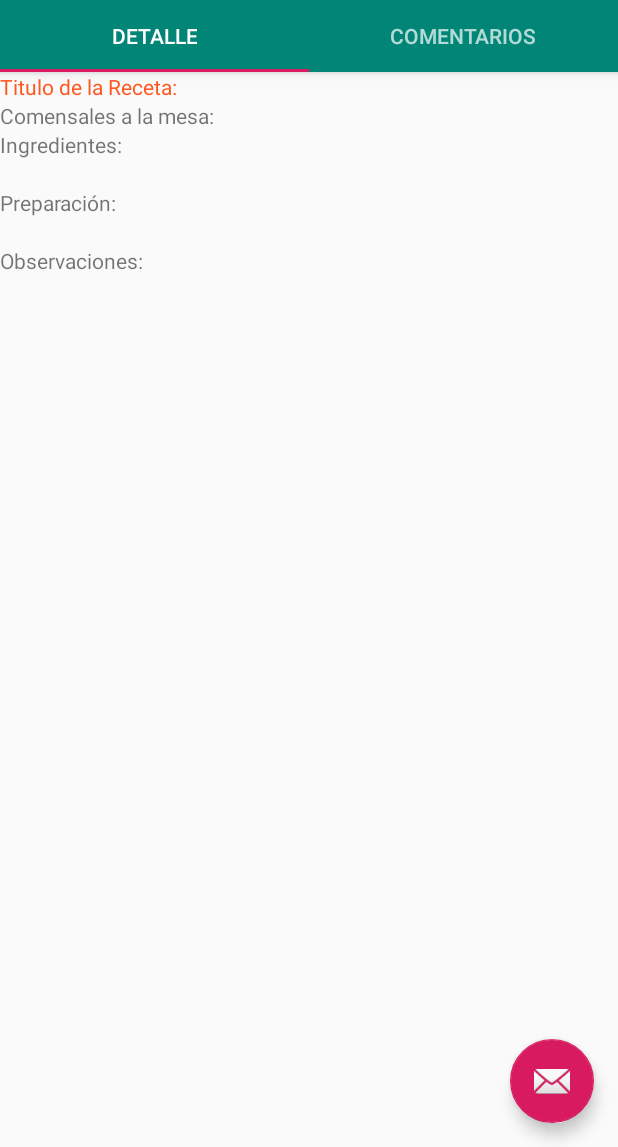
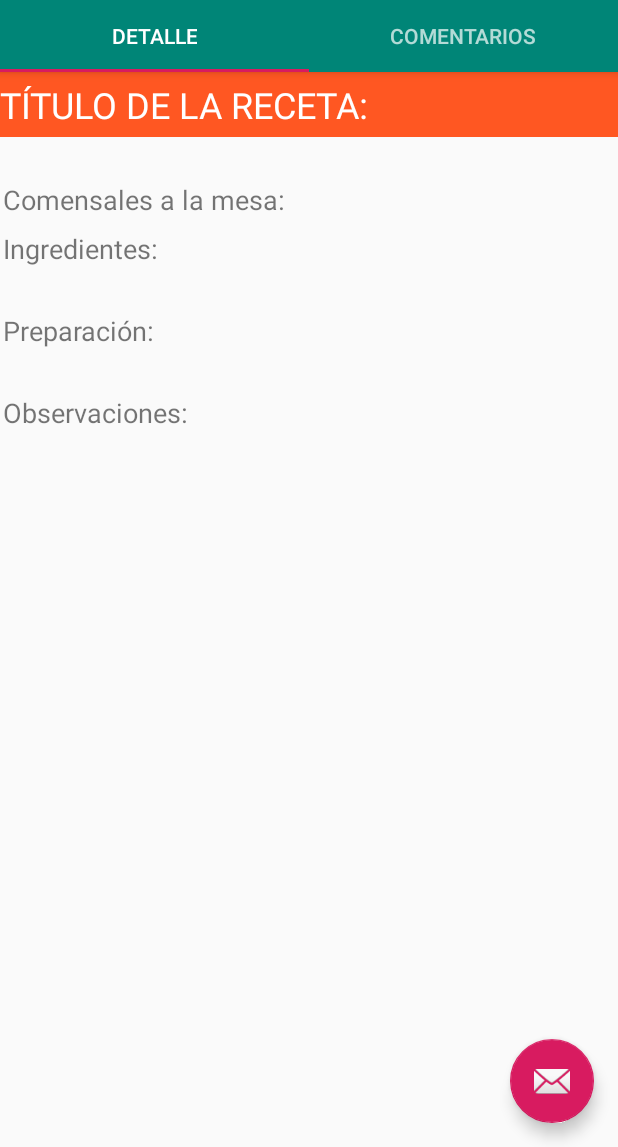
Before and after one commit to Plooph/SiChef, an Android app: the DetailActivity screen opened directly, with no data from a screen before it, on a phone screen of 412 x 824 dp, the part 89-1236 px from its top. Run offline under Robolectric (Android 15) with nearby library versions, the phone set to English and light mode, and no system bars; our stand-ins replace Firebase (no records; nobody signed in at launch, a user with empty details on screens opened directly), data binding; libraries missing offline, so code that uses them is left out: android.support.constraint; 1 statement that could not run was skipped.

Commit message:
Diseño y listFragment
Diseño del xml del fragmentDetalle.
El itemFragment obtiene los datos bien pero no los pinta.

```diff
--- a/app/src/main/java/net/pableras/sichefbeta/model/SiChefClass.kt
+++ b/app/src/main/java/net/pableras/sichefbeta/model/SiChefClass.kt
@@ -23,7 +23,7 @@ data class Comentario(
     var id: String = "",
     var nick: String = "",
     var rid: String = "",
-    var content: String ):Serializable
+    var content: String = ""):Serializable
 
 //clases extra
 data class RecetaAux(
--- a/app/src/main/java/net/pableras/sichefbeta/views/detail/DetailActivity.kt
+++ b/app/src/main/java/net/pableras/sichefbeta/views/detail/DetailActivity.kt
@@ -2,23 +2,24 @@ package net.pableras.sichefbeta.views.detail
 
 import android.content.Context
 import android.os.Bundle
+import android.support.constraint.solver.widgets.Snapshot
 import android.support.design.widget.TabLayout
 import android.support.v4.view.ViewPager
 import android.support.v7.app.AppCompatActivity
 import android.text.InputType
 import android.util.Log
-import com.google.firebase.firestore.DocumentSnapshot
-import com.google.firebase.firestore.EventListener
-import com.google.firebase.firestore.FirebaseFirestore
+import com.google.firebase.firestore.*
 import com.google.gson.Gson
 import kotlinx.android.synthetic.main.app_bar_home.*
 import net.pableras.sichefbeta.R
 import net.pableras.sichefbeta.model.Comentario
 import net.pableras.sichefbeta.model.Receta
 import net.pableras.sichefbeta.model.User
+import net.pableras.sichefbeta.model.listComent
 import net.pableras.sichefbeta.views.detail.fragment.ItemFragment
 import net.pableras.sichefbeta.views.detail.fragment.RecetaFragment
 import net.pableras.sichefbeta.views.detail.ui.main.SectionsPagerAdapter
+import net.pableras.sichefbeta.views.home.HomeActivity
 import net.pableras.sichefbeta.views.nuevareceta.NewRecetaActivity
 import org.jetbrains.anko.*
 
@@ -36,12 +37,13 @@ class DetailActivity : AppCompatActivity() {
         recetasFS = FirebaseFirestore.getInstance()
         receta = Receta()
         receta = intent.getSerializableExtra("receta") as Receta
-        //getComentarios(receta)
+
 
         sectionsPagerAdapter = SectionsPagerAdapter(this, supportFragmentManager)
         val viewPager: ViewPager = findViewById(R.id.view_pager)
         //viewPager.adapter = sectionsPagerAdapter
         detalleReceta(viewPager)
+
 
         val tabs: TabLayout = findViewById(R.id.tabs)
         tabs.setupWithViewPager(viewPager)
@@ -50,46 +52,26 @@ class DetailActivity : AppCompatActivity() {
 
     }
 
-    private fun getComentarios(receta: Receta) {
-        //listcomentarios = ArrayList()
-
-        val idcomntarios = receta.cid
-        for (cid in idcomntarios){
-            val docRef = recetasFS.collection("comentarios").document(cid)
-            docRef.addSnapshotListener(EventListener<DocumentSnapshot> { snapshot, e ->
-                if (e != null) {
-                    Log.w("error", "Listen failed.", e)
-                    return@EventListener
-                }
-
-                if (snapshot != null && snapshot.exists()) {
-                    val comentario = snapshot.toObject(Comentario::class.java)
-                    if (comentario != null) {
-                        //listcomentarios.add(comentario)
-                    }
-                } else {
-                    Log.d("NoComents", "sin comentarios")
-                }
-            })
-        }
-    }
-
     private fun detalleReceta(viewPager: ViewPager) {
 
         val recet = Bundle()
         recet.putSerializable("receta", receta)
         val fragmentRecetas = RecetaFragment.newInstance(receta)
         fragmentRecetas.arguments = recet
+
+        val recetaId = receta.id
+        val idrecet = Bundle()
+        idrecet.putString("comentarios", recetaId)
+        val fragmentComentarios = ItemFragment.newInstance(recetaId)
+        fragmentComentarios.arguments = idrecet
+
         sectionsPagerAdapter.addFragment(fragmentRecetas)
-
-//        val coment = Bundle()
-//        coment.putSerializable("comentarios", listcomentarios)
-//        val fragmentComentarios = ComentariosFragment.newInstance(listcomentarios)
-//        fragmentComentarios.arguments = coment
-        sectionsPagerAdapter.addFragment(ItemFragment())
+        sectionsPagerAdapter.addFragment(fragmentComentarios)
 
         viewPager.adapter = sectionsPagerAdapter
     }
+
+    /***************************** GUARDAR UN COMENTARIO ********************************/
 
     private fun addComentario() {
 
@@ -112,7 +94,7 @@ class DetailActivity : AppCompatActivity() {
                             toast("Campos Obligatorios")
                         else {
                             val contenido = etContent.text.toString()
-                                saveComentario(Comentario("", nick, receta.id, contenido))
+                            saveComentario(Comentario("", nick, receta.id, contenido))
                         }
                     }
                 }
@@ -128,5 +110,9 @@ class DetailActivity : AppCompatActivity() {
             .addOnSuccessListener { Log.d("El comentario", "DocumentSnapshot successfully written!") }
             .addOnFailureListener { e -> Log.w(NewRecetaActivity.TAG, "Error writing document", e)
                 error("No se ha podido guardar la receta") }
+        val comentArrRef = recetasFS.collection("recetas").document(receta.id)
+        comentArrRef.update("cid", FieldValue.arrayUnion(comentario.id))
     }
+
+    /***************************** GUARDAR UN COMENTARIO ********************************/
 }
--- a/app/src/main/java/net/pableras/sichefbeta/views/detail/fragment/ItemFragment.kt
+++ b/app/src/main/java/net/pableras/sichefbeta/views/detail/fragment/ItemFragment.kt
@@ -1,31 +1,51 @@
 package net.pableras.sichefbeta.views.detail.fragment
 
-import android.content.Context
 import android.os.Bundle
 import android.support.v4.app.Fragment
 import android.support.v7.widget.GridLayoutManager
 import android.support.v7.widget.LinearLayoutManager
 import android.support.v7.widget.RecyclerView
+import android.util.Log
 import android.view.LayoutInflater
 import android.view.View
 import android.view.ViewGroup
+import com.google.firebase.firestore.EventListener
+import com.google.firebase.firestore.FirebaseFirestore
+import com.google.firebase.firestore.QuerySnapshot
 import net.pableras.sichefbeta.R
-
-import net.pableras.sichefbeta.views.detail.fragment.dummy.DummyContent
-import net.pableras.sichefbeta.views.detail.fragment.dummy.DummyContent.DummyItem
+import net.pableras.sichefbeta.model.Comentario
 
 /**
  * A fragment representing a list of Items.
  * Activities containing this fragment MUST implement the
  * [ItemFragment.OnListFragmentInteractionListener] interface.
  */
+
+@Suppress("NULLABILITY_MISMATCH_BASED_ON_JAVA_ANNOTATIONS")
 class ItemFragment : Fragment() {
 
-    // TODO: Customize parameters
+    private lateinit var adapter: MyItemRecyclerViewAdapter
+    private lateinit var idrecet: String
     private var columnCount = 1
+    private lateinit var comentarios: ArrayList<Comentario>
+    private lateinit var data: Bundle
+    lateinit var recetasFS: FirebaseFirestore
 
     override fun onCreate(savedInstanceState: Bundle?) {
         super.onCreate(savedInstanceState)
+        recetasFS = FirebaseFirestore.getInstance()
+        comentarios = ArrayList()
+
+
+        if (this.arguments != null){
+
+            data = this.arguments!!
+            idrecet = data.getString("comentarios")
+            Log.d("AATengoId",  idrecet)
+            getComentarios(idrecet)
+        }else{
+            Log.d("elBundledelfragment", "el data está vacio")
+        }
     }
 
     override fun onCreateView(
@@ -33,17 +53,18 @@ class ItemFragment : Fragment() {
         savedInstanceState: Bundle?
     ): View? {
         val view = inflater.inflate(R.layout.fragment_item_list, container, false)
+        adapter = MyItemRecyclerViewAdapter()
 
-        // Set the adapter
         if (view is RecyclerView) {
             with(view) {
                 layoutManager = when {
                     columnCount <= 1 -> LinearLayoutManager(context)
-                    else -> GridLayoutManager(context, columnCount)
+                    else -> GridLayoutManager(context, comentarios.size)
                 }
-                adapter = MyItemRecyclerViewAdapter(DummyContent.ITEMS)
+                adapter = MyItemRecyclerViewAdapter()
             }
         }
+
         return view
     }
 
@@ -61,16 +82,34 @@ class ItemFragment : Fragment() {
 
     companion object {
 
-        // TODO: Customize parameter argument names
-        const val ARG_COLUMN_COUNT = "column-count"
+        const val ARG_RECETA_ID = "comentarios"
 
-        // TODO: Customize parameter initialization
         @JvmStatic
-        fun newInstance(columnCount: Int) =
+        fun newInstance(recetaId: String) =
             ItemFragment().apply {
                 arguments = Bundle().apply {
-                    putInt(ARG_COLUMN_COUNT, columnCount)
+                    putString(ARG_RECETA_ID, recetaId)
                 }
             }
     }
+
+    fun getComentarios(idrecet: String?) {
+        val docRef = recetasFS.collection("comentarios")
+        docRef.addSnapshotListener(EventListener<QuerySnapshot> { value, e ->
+            if (e != null) {
+                Log.w("ERROR", "Listen failed.", e)
+                return@EventListener
+            }
+
+            comentarios  = ArrayList()
+            for (doc in value!!) {
+                val comentario = doc.toObject(Comentario::class.java)
+                if (idrecet == comentario.rid) {
+                    comentarios.add(comentario)
+                }
+            }
+            Log.d("AALosTengo",  comentarios.toString())
+            adapter.setComentarios(comentarios)
+        })
+    }
 }
--- a/app/src/main/java/net/pableras/sichefbeta/views/detail/fragment/MyItemRecyclerViewAdapter.kt
+++ b/app/src/main/java/net/pableras/sichefbeta/views/detail/fragment/MyItemRecyclerViewAdapter.kt
@@ -5,22 +5,19 @@ import android.view.LayoutInflater
 import android.view.View
 import android.view.ViewGroup
 import android.widget.TextView
+import kotlinx.android.synthetic.main.fragment_item.view.*
 import net.pableras.sichefbeta.R
-
-//import net.pableras.sichefbeta.views.detail.fragment.ItemFragment.OnListFragmentInteractionListener
-import net.pableras.sichefbeta.views.detail.fragment.dummy.DummyContent.DummyItem
-
-import kotlinx.android.synthetic.main.fragment_item.view.*
+import net.pableras.sichefbeta.model.Comentario
 
 /**
  * [RecyclerView.Adapter] that can display a [DummyItem] and makes a call to the
  * specified [OnListFragmentInteractionListener].
  * TODO: Replace the implementation with code for your data type.
  */
-class MyItemRecyclerViewAdapter(
-    private val mValues: List<DummyItem>
-    //private val mListener: OnListFragmentInteractionListener?
-) : RecyclerView.Adapter<MyItemRecyclerViewAdapter.ViewHolder>() {
+
+class MyItemRecyclerViewAdapter : RecyclerView.Adapter<MyItemRecyclerViewAdapter.ViewHolder>() {
+
+    private var mValues: ArrayList<Comentario> = ArrayList()
 
     override fun onCreateViewHolder(parent: ViewGroup, viewType: Int): ViewHolder {
         val view = LayoutInflater.from(parent.context)
@@ -28,20 +25,21 @@ class MyItemRecyclerViewAdapter(
         return ViewHolder(view)
     }
 
-    override fun onBindViewHolder(holder: ViewHolder, position: Int) {
-        val item = mValues[position]
-        holder.mIdView.text = item.id
-        holder.mContentView.text = item.content
+    internal fun setComentarios(comentarios: ArrayList<Comentario>) {
+        this.mValues = comentarios
+        notifyDataSetChanged()
     }
 
     override fun getItemCount(): Int = mValues.size
 
     inner class ViewHolder(mView: View) : RecyclerView.ViewHolder(mView) {
-        val mIdView: TextView = mView.item_number
+        val mIdView: TextView = mView.item_nick
         val mContentView: TextView = mView.content
+    }
 
-        override fun toString(): String {
-            return super.toString() + " '" + mContentView.text + "'"
-        }
+    override fun onBindViewHolder(holder: ViewHolder, position: Int) {
+        val item = mValues[position]
+        holder.mIdView.text = item.nick
+        holder.mContentView.text = item.content
     }
 }
--- a/app/src/main/java/net/pableras/sichefbeta/views/detail/fragment/RecetaFragment.kt
+++ b/app/src/main/java/net/pableras/sichefbeta/views/detail/fragment/RecetaFragment.kt
@@ -33,13 +33,13 @@ class RecetaFragment : Fragment() {
 
         if (this.arguments != null){
             data = this.arguments!!
-            Log.d("elBundledelfragment", data.toString())
+            //Log.d("elBundledelfragment", data.toString())
         }else{
-            Log.d("elBundledelfragment", "se está creando de nuevo no se porque")
+            //Log.d("elBundledelfragment", "se está creando de nuevo no se porque")
         }
 
         val receta = data.getSerializable("receta") as Receta
-        Log.d("elBundle", receta.toString())
+        //Log.d("elBundle", receta.toString())
 
         binding.receta = receta
 
--- a/app/src/main/java/net/pableras/sichefbeta/views/detail/fragment/dummy/DummyContent.kt
+++ /dev/null
@@ -1,57 +0,0 @@
-package net.pableras.sichefbeta.views.detail.fragment.dummy
-
-import java.util.ArrayList
-import java.util.HashMap
-
-/**
- * Helper class for providing sample content for user interfaces created by
- * Android template wizards.
- *
- * TODO: Replace all uses of this class before publishing your app.
- */
-object DummyContent {
-
-    /**
-     * An array of sample (dummy) items.
-     */
-    val ITEMS: MutableList<DummyItem> = ArrayList()
-
-    /**
-     * A map of sample (dummy) items, by ID.
-     */
-    val ITEM_MAP: MutableMap<String, DummyItem> = HashMap()
-
-    private val COUNT = 25
-
-    init {
-        // Add some sample items.
-        for (i in 1..COUNT) {
-            addItem(createDummyItem(i))
-        }
-    }
-
-    private fun addItem(item: DummyItem) {
-        ITEMS.add(item)
-        ITEM_MAP.put(item.id, item)
-    }
-
-    private fun createDummyItem(position: Int): DummyItem {
-        return DummyItem(position.toString(), "Item $position", makeDetails(position))
-    }
-
-    private fun makeDetails(position: Int): String {
-        val builder = StringBuilder()
-        builder.append("Details about Item: ").append(position)
-        for (i in 0 until position) {
-            builder.append("\nMore details information here.")
-        }
-        return builder.toString()
-    }
-
-    /**
-     * A dummy item representing a piece of content.
-     */
-    data class DummyItem(val id: String, val content: String, val details: String) {
-        override fun toString(): String = content
-    }
-}
--- a/app/src/main/res/layout/fragment_receta.xml
+++ b/app/src/main/res/layout/fragment_receta.xml
@@ -19,9 +19,10 @@
         <LinearLayout
                 android:orientation="vertical"
                 android:layout_width="match_parent"
-                android:layout_height="wrap_content">
+                android:layout_height="wrap_content"
+                >
             <LinearLayout
-                    android:orientation="horizontal"
+                    android:orientation="vertical"
                     android:layout_width="match_parent"
                     android:layout_height="match_parent">
                 <TextView
@@ -29,49 +30,81 @@
                         android:layout_width="match_parent"
                         android:layout_height="wrap_content"
                         android:id="@+id/tv10" android:layout_weight="6"
-                        android:textColor="@color/colorBase"/>
+                        android:background="@color/colorBase"
+                        android:textColor="@color/colorwhite"
+                        android:textSize="24sp"
+                        android:paddingVertical="@dimen/pading"/>
                 <TextView
                         android:text="@{receta.title}"
                         android:layout_width="match_parent"
                         android:layout_height="wrap_content"
+                        android:textSize="22sp"
+                        android:textAlignment="center"
                         android:id="@+id/tvTitleDetail" android:layout_weight="4"/>
             </LinearLayout>
             <LinearLayout
                     android:orientation="horizontal"
                     android:layout_width="match_parent"
-                    android:layout_height="match_parent">
+                    android:layout_height="match_parent"
+                    android:layout_marginBottom="8dp"
+                    android:layout_marginLeft="2dp"
+                    android:layout_marginRight="2dp">
                 <TextView
                         android:text="@string/comensales_mesa"
-                        android:layout_width="wrap_content"
+                        android:textSize="18sp"
+                        android:layout_width="93dp"
                         android:layout_height="wrap_content" android:id="@+id/textView12" android:layout_weight="4"/>
                 <TextView
                         android:text="@{receta.comensales}"
+                        android:textSize="16sp"
                         android:layout_width="wrap_content"
                         android:layout_height="wrap_content" android:id="@+id/tvComensalesDetail" android:layout_weight="8"/>
             </LinearLayout>
             <TextView
                     android:text="@string/ingredientes"
+                    android:textSize="18sp"
                     android:layout_width="match_parent"
-                    android:layout_height="wrap_content" android:id="@+id/textView14"/>
+                    android:layout_height="wrap_content"
+                    android:id="@+id/textView14"
+                    android:layout_marginLeft="2dp"
+                    android:layout_marginRight="2dp"/>
             <TextView
                     android:text="@{receta.ingredientes}"
+                    android:textSize="16sp"
+                    android:layout_marginBottom="8dp"
                     android:layout_width="match_parent"
-                    android:layout_height="wrap_content" android:id="@+id/tvIngredientesDetail"/>
+                    android:layout_height="wrap_content"
+                    android:id="@+id/tvIngredientesDetail"
+                    android:layout_marginLeft="2dp"
+                    android:layout_marginRight="2dp"/>
             <TextView
                     android:text="@string/preparaci_n"
+                    android:textSize="18sp"
                     android:layout_width="match_parent"
+                    android:layout_marginLeft="2dp"
+                    android:layout_marginRight="2dp"
                     android:layout_height="wrap_content" android:id="@+id/textView16"/>
             <TextView
                     android:text="@{receta.preparacion}"
+                    android:textSize="16sp"
+                    android:layout_marginBottom="8dp"
                     android:layout_width="match_parent"
+                    android:layout_marginLeft="2dp"
+                    android:layout_marginRight="2dp"
                     android:layout_height="wrap_content" android:id="@+id/tvPreparacionDetail"/>
             <TextView
                     android:text="@string/observaciones"
+                    android:textSize="18sp"
                     android:layout_width="match_parent"
+                    android:layout_marginLeft="2dp"
+                    android:layout_marginRight="2dp"
                     android:layout_height="wrap_content" android:id="@+id/textView18"/>
             <TextView
                     android:text="@{receta.observaciones}"
+                    android:textSize="16sp"
                     android:layout_width="match_parent"
+                    android:layout_marginLeft="2dp"
+                    android:layout_marginRight="2dp"
                     android:layout_height="wrap_content" android:id="@+id/tvObservacionesDetail"/>
         </LinearLayout>
     </ScrollView>
--- a/app/src/main/res/values/dimens.xml
+++ b/app/src/main/res/values/dimens.xml
@@ -8,4 +8,5 @@
     <dimen name="appbar_padding">16dp</dimen>
     <dimen name="appbar_padding_top">8dp</dimen>
     <dimen name="text_margin">16dp</dimen>
+    <dimen name="pading">5dp</dimen>
 </resources>
--- a/app/src/main/res/values/strings.xml
+++ b/app/src/main/res/values/strings.xml
@@ -16,7 +16,7 @@
     <string name="cuantos_comensales">Cuantos comensales</string>
     <string name="como_se_llama_la_receta">Dale nombre a tu obra</string>
     <string name="tu_obra_maestra">Tu obra maestra:</string>
-    <string name="titulo_de_la_receta">Titulo de la Receta:</string>
+    <string name="titulo_de_la_receta">TÍTULO DE LA RECETA:</string>
     <string name="comensales_mesa">Comensales a la mesa:</string>
     <string name="los_ingredientes">Los ingredientes:</string>
     <string name="preparaci_n">Preparación:</string>
```
Also changed, not shown: app/src/main/res/layout/fragment_item.xml (+27 -9 lines), app/src/main/res/drawable/sicheflog.png (added).
